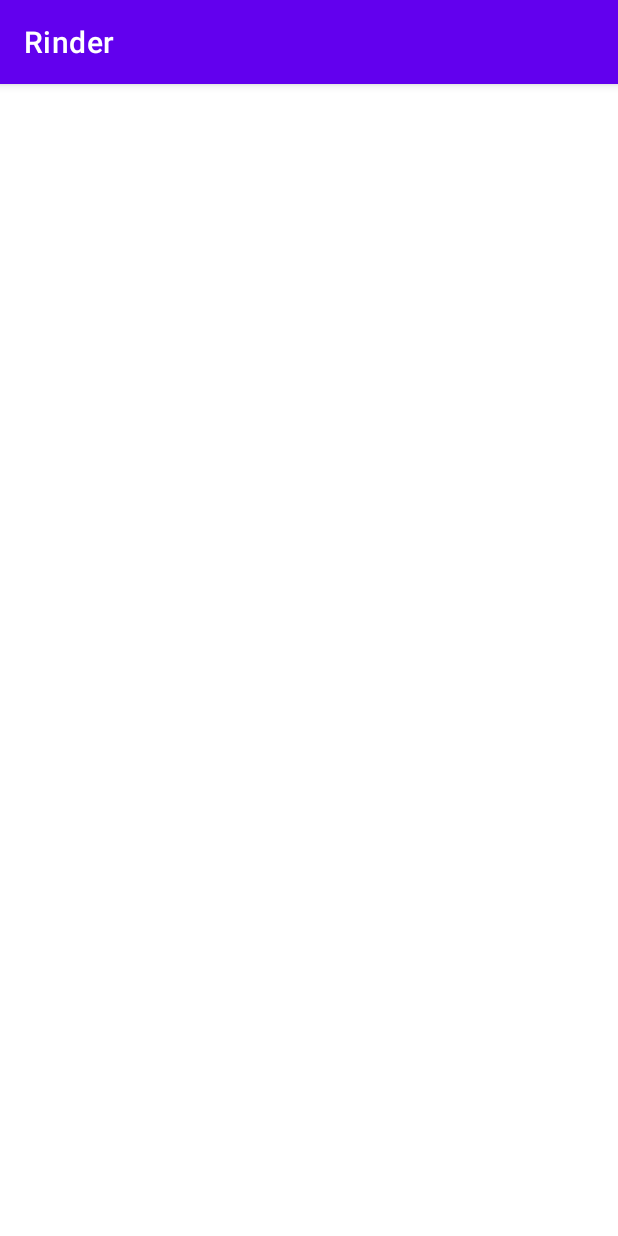
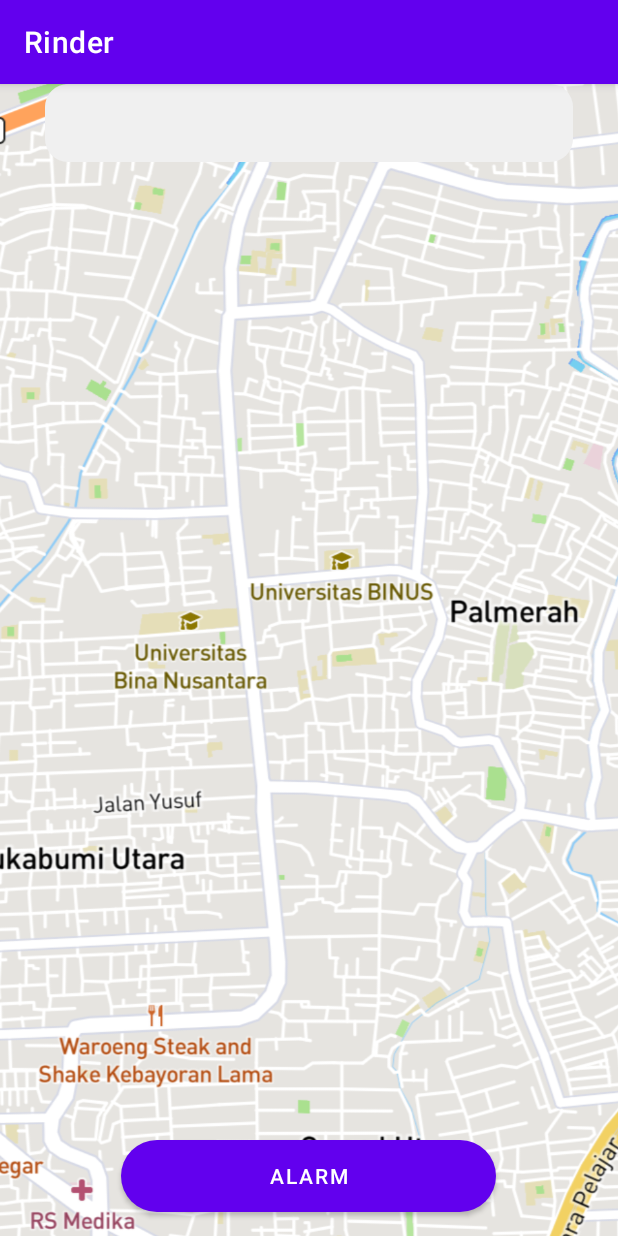
Before and after one commit to swompsy/Rinder-1, an Android app: the HomePageActivity screen opened directly, with no data from a screen before it, on a phone screen of 412 x 824 dp. Run offline under Robolectric (Android 15) with nearby library versions, the phone set to English and light mode, and no system bars.

Commit message:
Adding map image and Modified some pages

```diff
--- a/app/build.gradle
+++ b/app/build.gradle
@@ -33,6 +33,7 @@ dependencies {
     implementation 'androidx.appcompat:appcompat:1.6.1'
     implementation 'com.google.android.material:material:1.8.0'
     implementation 'androidx.constraintlayout:constraintlayout:2.1.4'
+    implementation 'com.google.android.gms:play-services-maps:18.1.0'
     testImplementation 'junit:junit:4.13.2'
     androidTestImplementation 'androidx.test.ext:junit:1.1.5'
     androidTestImplementation 'androidx.test.espresso:espresso-core:3.5.1'
--- a/app/src/main/java/rinder/com/HomeActivity.java
+++ /dev/null
@@ -1,4 +0,0 @@
-package rinder.com;
-
-public class HomeActivity {
-}
--- a/app/src/main/java/rinder/com/MainActivity.java
+++ b/app/src/main/java/rinder/com/MainActivity.java
@@ -20,13 +20,14 @@ public class MainActivity extends AppCompatActivity {
         return password.matches("^[a-zA-Z\\d!@$&*+=-]{10,}$");
     }
 
+    @SuppressLint("MissingInflatedId")
     @Override
     protected void onCreate(Bundle savedInstanceState) {
         super.onCreate(savedInstanceState);
         setContentView(R.layout.activity_main);
 
-//        usernameInput = findViewById(R.id.usernameBar);
-//        passwordInput = findViewById(R.id.passwordBar);
+        usernameInput = findViewById(R.id.editText);
+        passwordInput = findViewById(R.id.userPassword);
         Button loginButton = findViewById(R.id.loginButton);
 //        Button forgotPasswordButton = findViewById(R.id.forgotPasswordButton);
         Button registerButton = findViewById(R.id.registerButton);
@@ -57,7 +58,7 @@ public class MainActivity extends AppCompatActivity {
 
             //kalau benar semua
             if (isValidUsername(username) && isValidPassword(password)) {
-                Intent intent = new Intent(MainActivity.this, HomeActivity.class);
+                Intent intent = new Intent(MainActivity.this, HomePageActivity.class);
                 startActivity(intent);
                 finish();
             } else {
--- a/app/src/main/res/layout/activity_alarm.xml
+++ b/app/src/main/res/layout/activity_alarm.xml
@@ -4,6 +4,7 @@
     xmlns:tools="http://schemas.android.com/tools"
     android:layout_width="match_parent"
     android:layout_height="match_parent"
+    android:outlineAmbientShadowColor="@color/purple"
     tools:context=".AlarmActivity">
 
 </androidx.constraintlayout.widget.ConstraintLayout>
--- a/app/src/main/res/layout/activity_home_page.xml
+++ b/app/src/main/res/layout/activity_home_page.xml
@@ -6,4 +6,35 @@
     android:layout_height="match_parent"
     tools:context=".HomePageActivity">
 
+    <ImageView
+        android:id="@+id/imageView2"
+        android:layout_width="863dp"
+        android:layout_height="1034dp"
+        app:layout_constraintEnd_toEndOf="parent"
+        app:layout_constraintStart_toStartOf="parent"
+        app:layout_constraintTop_toTopOf="parent"
+        app:srcCompat="@drawable/img" />
+
+    <EditText
+        android:id="@+id/SearchBar"
+        android:layout_width="match_parent"
+        android:layout_height="52dp"
+        android:layout_marginHorizontal="30dp"
+        android:background="@drawable/round_rectangle_shape"
+        tools:layout_editor_absoluteX="30dp"
+        tools:layout_editor_absoluteY="16dp" />
+
+    <Button
+        android:id="@+id/AlarmButton"
+        android:layout_width="250dp"
+        android:layout_height="48dp"
+        android:layout_gravity="bottom|center_horizontal"
+        android:layout_marginBottom="16dp"
+        android:background="@drawable/login_button"
+        android:text="@string/alarm"
+        app:layout_constraintBottom_toBottomOf="parent"
+        app:layout_constraintEnd_toEndOf="parent"
+        app:layout_constraintHorizontal_bias="0.496"
+        app:layout_constraintStart_toStartOf="parent" />
+
 </androidx.constraintlayout.widget.ConstraintLayout>
--- a/app/src/main/res/values/strings.xml
+++ b/app/src/main/res/values/strings.xml
@@ -5,4 +5,5 @@
     <string name="password">Password</string>
     <string name="forgotPass">Forgot Password</string>
     <string name="registerText">Don\'t have account? Register here!</string>
+    <string name="alarm">Alarm</string>
 </resources>
```
Also changed, not shown: app/src/main/res/drawable/img.png (added).
